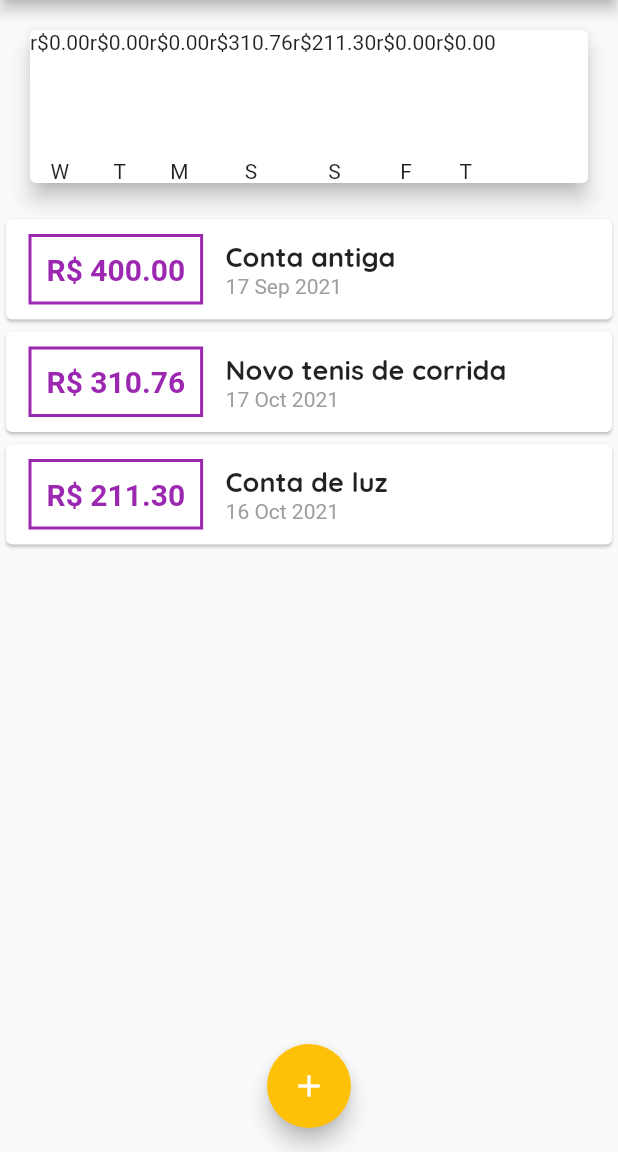
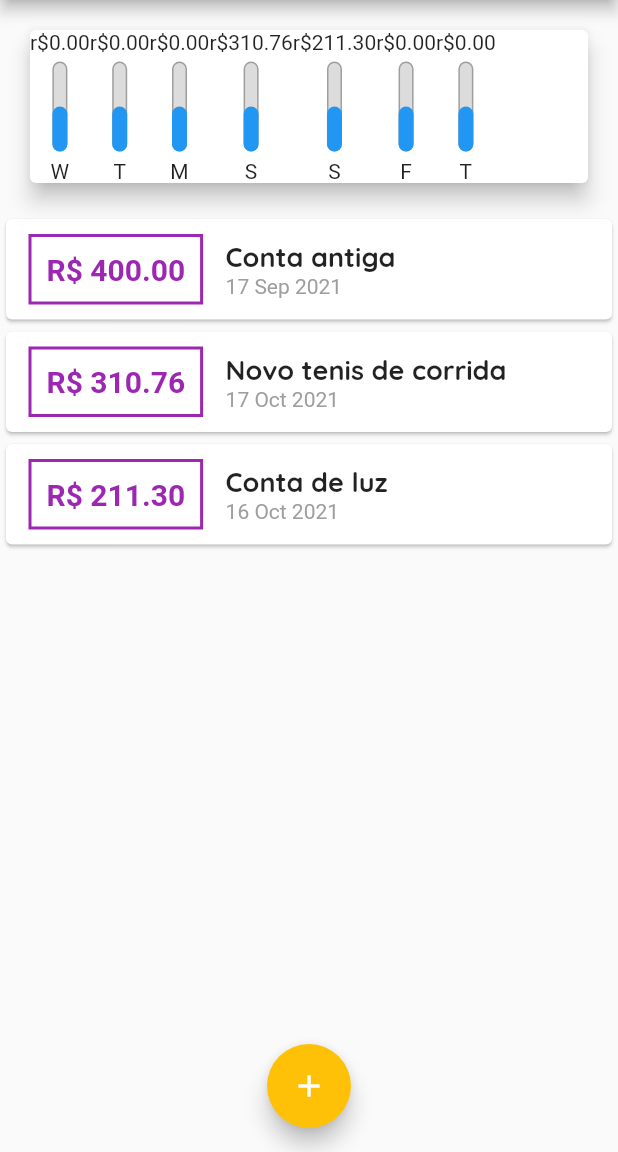
Before and after one commit to jccallves-developer/expenses, a Flutter app: the screen it shows after launch, on a phone screen of 412 x 824 dp, the part 84-1236 px from its top. Run offline on Flutter 3.47's test engine with Material 2 defaults, Android fonts, the phone set to English and light mode, and no system bars.

Commit message:
#Aula127 - Chart Widget #105

```diff
--- a/lib/components/chart.dart
+++ b/lib/components/chart.dart
@@ -47,7 +47,7 @@ class Chart extends StatelessWidget {
           return ChartBar(
             label: tr['day'].toString(),
             value: double.parse(tr['value'].toString()),
-            percentage: 0,
+            percentage: 0.5,
           );
         }).toList(),
       ),
--- a/lib/components/chart_bar.dart
+++ b/lib/components/chart_bar.dart
@@ -22,7 +22,30 @@ class ChartBar extends StatelessWidget {
         Container(
           height: 60,
           width: 10,
-          child: null,
+          child: Stack(
+            alignment: Alignment.bottomCenter,
+            children: [
+              Container(
+                decoration: BoxDecoration(
+                  border: Border.all(
+                    color: Colors.grey,
+                    width: 1.0,
+                  ),
+                  color: Color.fromRGBO(220, 220, 220, 1),
+                  borderRadius: BorderRadius.circular(5),
+                ),
+              ),
+              FractionallySizedBox(
+                heightFactor: percentage,
+                child: Container(
+                  decoration: BoxDecoration(
+                    color: Theme.of(context).primaryColor,
+                    borderRadius: BorderRadius.circular(5),
+                  ),
+                ),
+              )
+            ],
+          ),
         ),
         SizedBox(
           height: 5,
```
